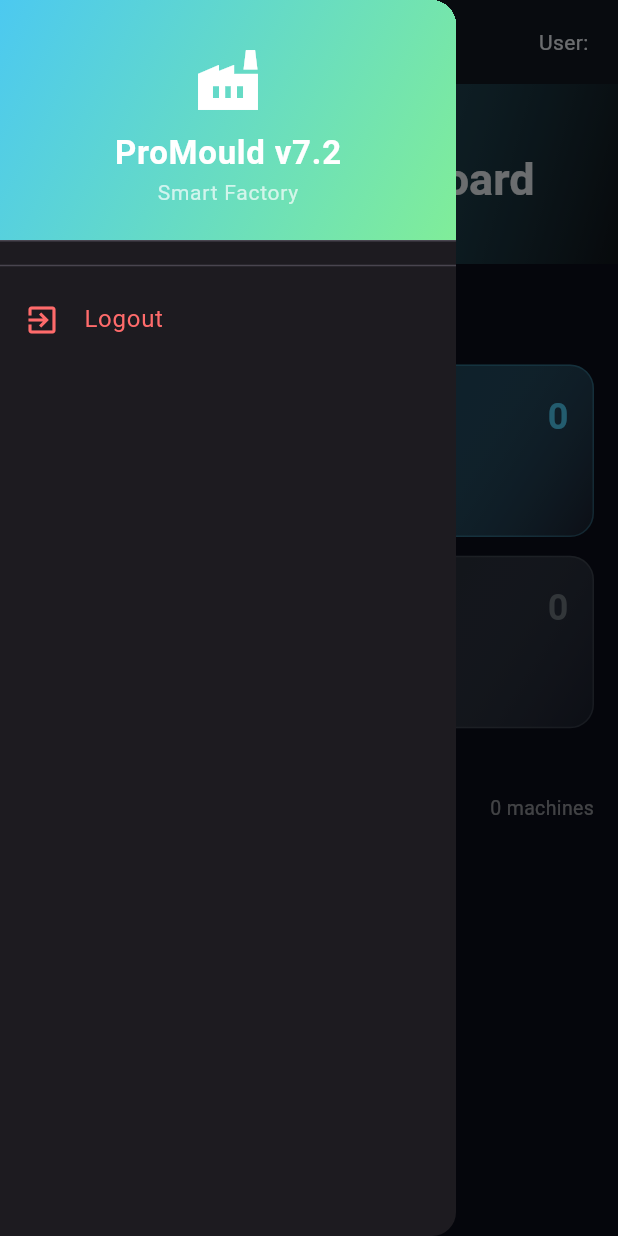
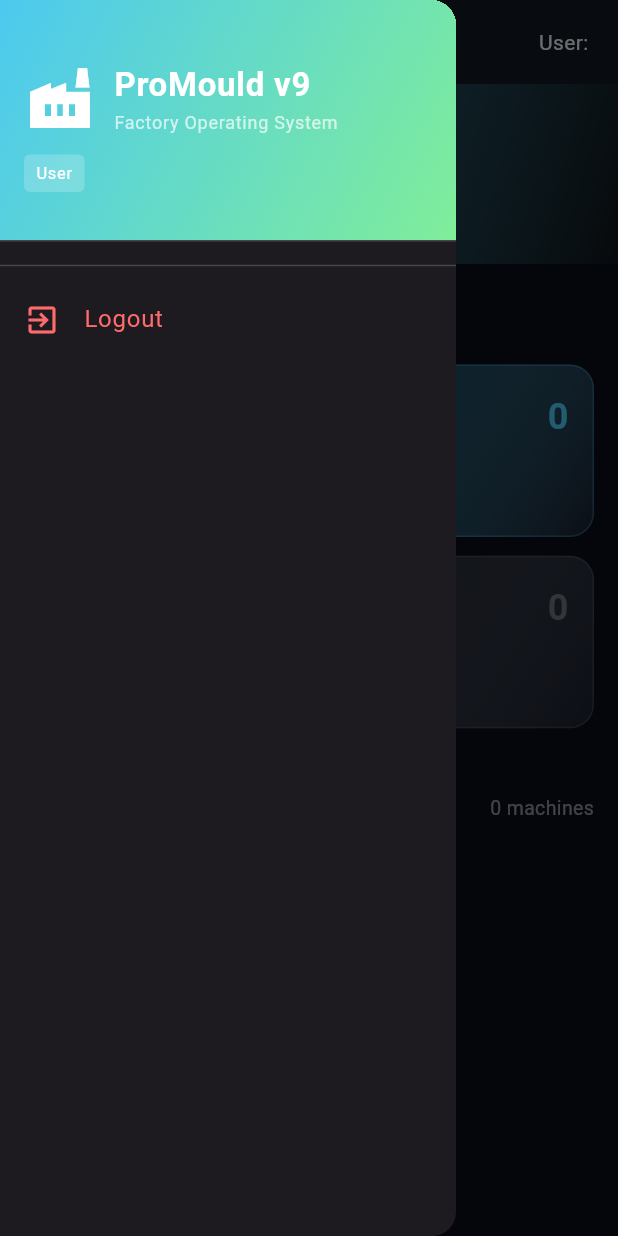
Before and after one commit to johanengel400-art/ProMould, a Flutter app: the RoleRouter screen opened directly with empty values, with the side drawer open, on a phone screen of 412 x 824 dp. Run offline on Flutter 3.47's test engine with Material 3 defaults, Android fonts, the light colour scheme and no system bars; our stand-ins replace cloud_firestore, firebase_core, firebase_messaging, firebase_storage, hive, hive_flutter and 9 more; missing offline and left inert: google_mlkit_barcode_scanning, google_mlkit_text_recognition, workmanager; accounts and stored records are empty.

Commit message:
Update to ProMould v9 branding and role-based navigation
- Update role_router.dart to v9.0 with RBAC support
- Add Material Handler (level 2) navigation menu
- Update drawer header to show v9 branding and user role
- Update dashboard title to ProMould v9
- Disable duplicate flutter-build.yml workflow

Co-authored-by: Ona <no-reply@ona.com>

```diff
--- a/lib/screens/dashboard_screen_v2.dart
+++ b/lib/screens/dashboard_screen_v2.dart
@@ -1,5 +1,5 @@
 // lib/screens/dashboard_screen_v2.dart
-// Professional revamped dashboard with all enhancements
+// ProMould v9 Dashboard - Factory Operating System
 
 import 'dart:async';
 import 'package:flutter/material.dart';
@@ -130,7 +130,7 @@ class _DashboardScreenV2State extends State<DashboardScreenV2> {
                 crossAxisAlignment: CrossAxisAlignment.start,
                 children: [
                   const Text(
-                    'ProMould Dashboard',
+                    'ProMould v9',
                     style: TextStyle(fontSize: 20, fontWeight: FontWeight.bold),
                   ),
                   Text(
--- a/lib/screens/role_router.dart
+++ b/lib/screens/role_router.dart
@@ -1,9 +1,10 @@
 // lib/screens/role_router.dart
-// v7.2 – Material 3 Navigation Drawer (replaces bottom nav)
+// v9.0 – Factory Operating System with RBAC
 
 import 'package:flutter/material.dart';
 import 'package:hive/hive.dart';
 import '../services/log_service.dart';
+import '../core/constants.dart';
 
 // import all screens
 import 'login_screen.dart';
@@ -65,6 +66,21 @@ class _RoleRouterState extends State<RoleRouter> {
     Navigator.pop(context);
   }
 
+  String _getRoleDisplayName() {
+    switch (widget.level) {
+      case 1:
+        return UserRole.operator.displayName;
+      case 2:
+        return UserRole.materialHandler.displayName;
+      case 3:
+        return UserRole.setter.displayName;
+      case 4:
+        return UserRole.productionManager.displayName;
+      default:
+        return 'User';
+    }
+  }
+
   bool _hasPermission(String permission) {
     final usersBox = Hive.box('usersBox');
 
@@ -117,7 +133,7 @@ class _RoleRouterState extends State<RoleRouter> {
   @override
   Widget build(BuildContext context) {
     final bool isOperator = widget.level == 1;
-    // final bool isMaterial = widget.level == 2; // Reserved for future use
+    final bool isMaterialHandler = widget.level == 2;
     final bool isSetter = widget.level == 3;
     final bool isManager = widget.level >= 4;
     final bool isAdmin = widget.level >= 4;
@@ -138,8 +154,8 @@ class _RoleRouterState extends State<RoleRouter> {
       drawer: NavigationDrawer(
         onDestinationSelected: (int index) {},
         children: [
-          const DrawerHeader(
-            decoration: BoxDecoration(
+          DrawerHeader(
+            decoration: const BoxDecoration(
               gradient: LinearGradient(
                 colors: [Color(0xFF4CC9F0), Color(0xFF80ED99)],
                 begin: Alignment.topLeft,
@@ -148,24 +164,46 @@ class _RoleRouterState extends State<RoleRouter> {
             ),
             child: Column(
               mainAxisAlignment: MainAxisAlignment.center,
+              crossAxisAlignment: CrossAxisAlignment.start,
+              children: [
+                const Row(
                   children: [
                     Icon(Icons.factory, size: 48, color: Colors.white),
-                SizedBox(height: 8),
+                    SizedBox(width: 12),
+                    Column(
+                      crossAxisAlignment: CrossAxisAlignment.start,
+                      children: [
                         Text(
-                  'ProMould v7.2',
+                          'ProMould v9',
                           style: TextStyle(
                               fontSize: 22,
                               fontWeight: FontWeight.bold,
                               color: Colors.white),
                         ),
                         Text(
-                  'Smart Factory',
-                  style: TextStyle(fontSize: 14, color: Colors.white70),
+                          'Factory Operating System',
+                          style: TextStyle(fontSize: 12, color: Colors.white70),
+                        ),
+                      ],
+                    ),
+                  ],
+                ),
+                const SizedBox(height: 12),
+                Container(
+                  padding: const EdgeInsets.symmetric(horizontal: 8, vertical: 4),
+                  decoration: BoxDecoration(
+                    color: Colors.white.withOpacity(0.2),
+                    borderRadius: BorderRadius.circular(4),
+                  ),
+                  child: Text(
+                    _getRoleDisplayName(),
+                    style: const TextStyle(fontSize: 11, color: Colors.white),
+                  ),
                 ),
               ],
             ),
           ),
-          // Operator Menu (Level 1) - Only Dashboard and QC
+          // Operator Menu (Level 1) - Dashboard, Report Issue, My Tasks
           if (isOperator) ...[
             if (_hasPermission(UserPermissions.dashboard))
               _drawerItem(
@@ -175,8 +213,25 @@ class _RoleRouterState extends State<RoleRouter> {
                       username: widget.username, level: widget.level)),
             _drawerItem(Icons.report_problem_outlined, 'Report Issue',
                 OperatorQCScreen(username: widget.username)),
+            _drawerItem(Icons.task_alt, 'My Tasks',
+                MyTasksScreen(username: widget.username, level: widget.level)),
           ],
-          // Setter Menu (Level 3) - Limited access
+          // Material Handler Menu (Level 2) - Stock, Materials, Issues
+          if (isMaterialHandler) ...[
+            if (_hasPermission(UserPermissions.dashboard))
+              _drawerItem(
+                  Icons.dashboard_outlined,
+                  'Dashboard',
+                  DashboardScreenV2(
+                      username: widget.username, level: widget.level)),
+            _drawerItem(Icons.inventory_2_outlined, 'Stock Management',
+                ManageMouldsScreen(level: widget.level)),
+            _drawerItem(Icons.report_problem_outlined, 'Issues',
+                IssuesScreenV2(username: widget.username, level: widget.level)),
+            _drawerItem(Icons.task_alt, 'My Tasks',
+                MyTasksScreen(username: widget.username, level: widget.level)),
+          ],
+          // Setter Menu (Level 3) - Mould changes, Inspections, Issues
           if (isSetter) ...[
             if (_hasPermission(UserPermissions.dashboard))
               _drawerItem(
```
Also changed, not shown: 2 other files. Lines whose indentation alone changed are shown as unchanged.
